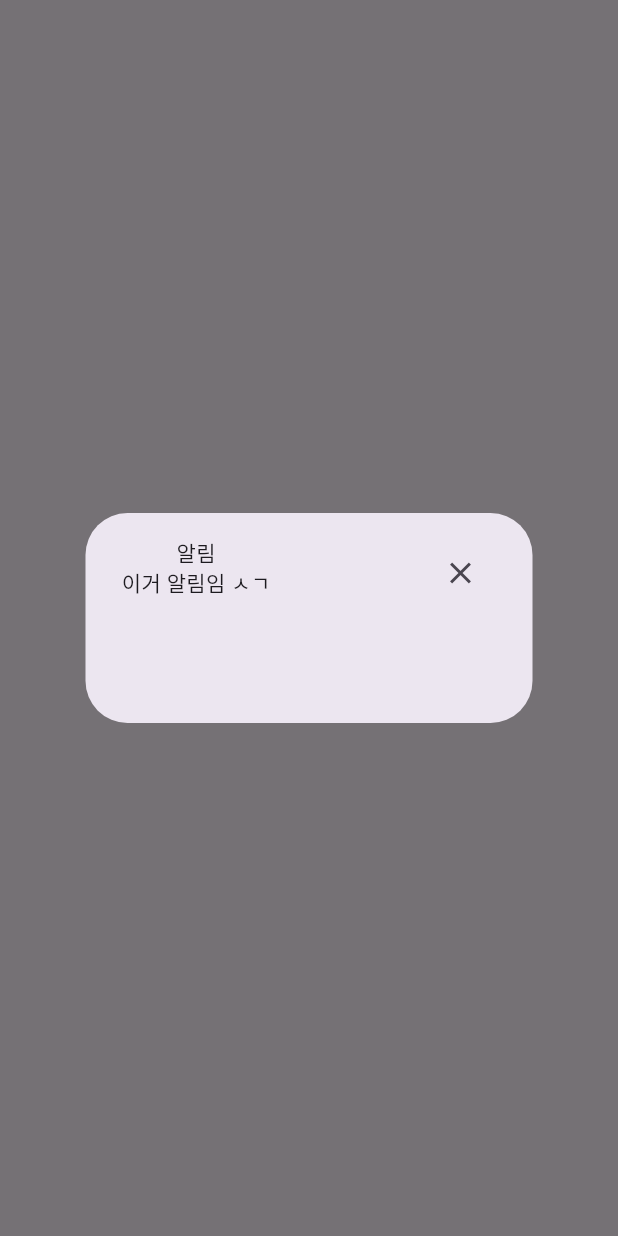
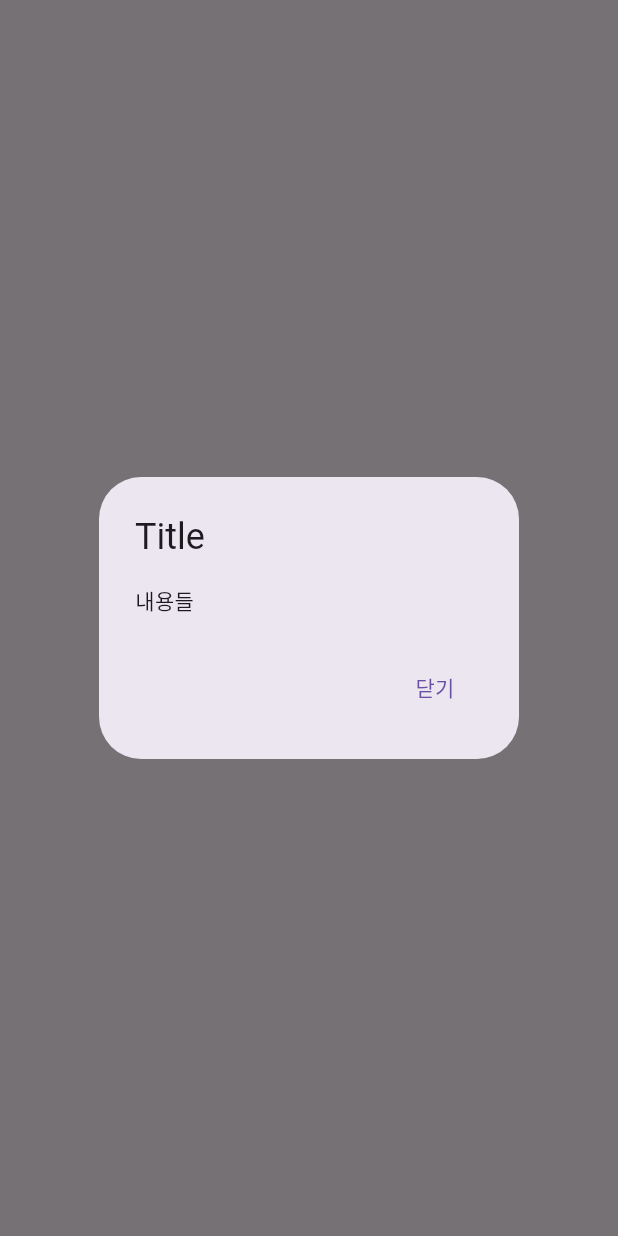
Before and after one commit to LICHTKRANKHEIT/FlutterPlayground, a Flutter app: the screen it shows after launch, after a tap on the "info" icon, on a phone screen of 412 x 824 dp. Run offline on Flutter 3.47's test engine with Material 3 defaults, Android fonts, the phone set to English and light mode, and no system bars.

Commit message:
Update main.dart

```diff
--- a/lib/main.dart
+++ b/lib/main.dart
@@ -34,25 +34,13 @@ class _MyStatefulPageState extends State<MyStatefulPage> {
         child: IconButton(onPressed: () {
           showDialog(context: context, builder: (BuildContext context) {
             return AlertDialog(
-              content: Container(
-                width: 250,
-                height: 100,
-                child: Stack(
-                  children: [
-                    Column(
-                      children: [
-                        Text("알림"),
-                        Text("이거 알림임 ㅅㄱ")
-                      ],
-                    ),
-                    Positioned(
-                      top: 0,
-                      right: 0,
-                      child: IconButton(onPressed: () {Navigator.of(context).pop();}, icon: Icon(Icons.close)),
-                    )
-                  ],
-                ),
-              ),
+              title: Text("Title"),
+              content: Text("내용들"),
+              actions: [
+                TextButton(onPressed: () {
+                  Navigator.of(context).pop();
+                }, child: Text("닫기"))
+              ],
             );
           },);
         }, icon: Icon(Icons.info)),
```
